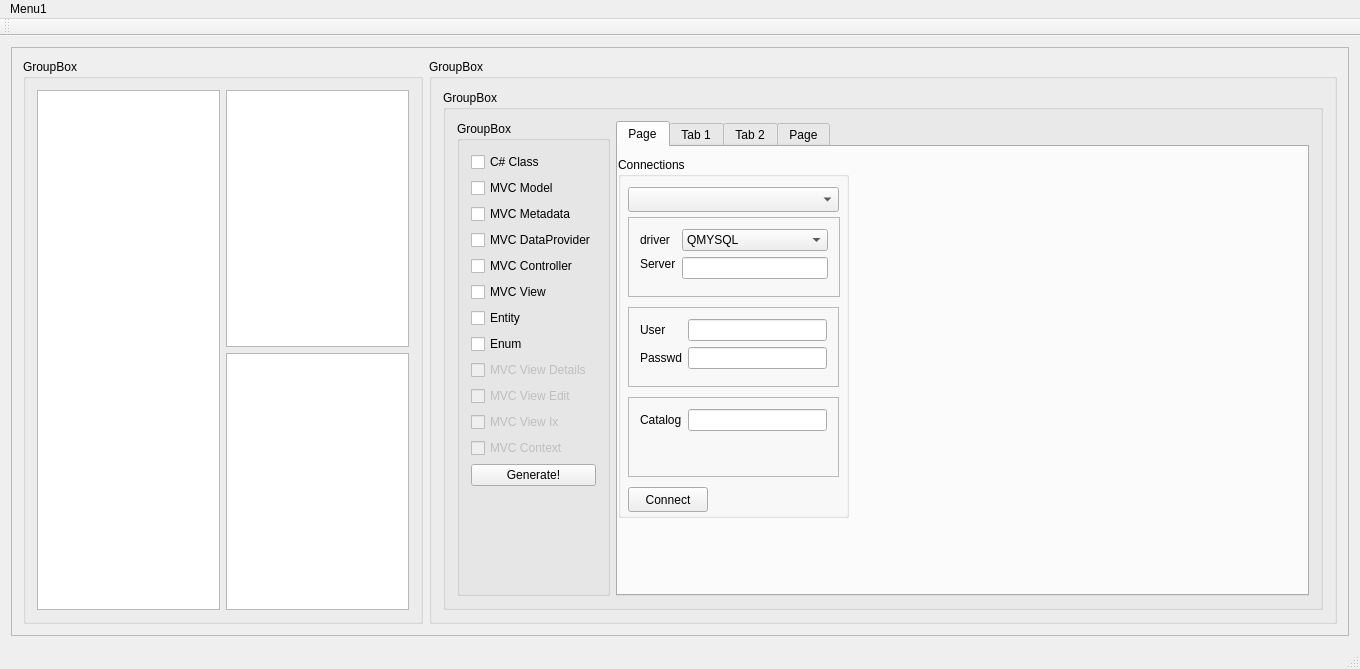
This is retek2.ui in horvathzoltan/retek2 as Qt 5 draws it before an edit. The edited form follows.
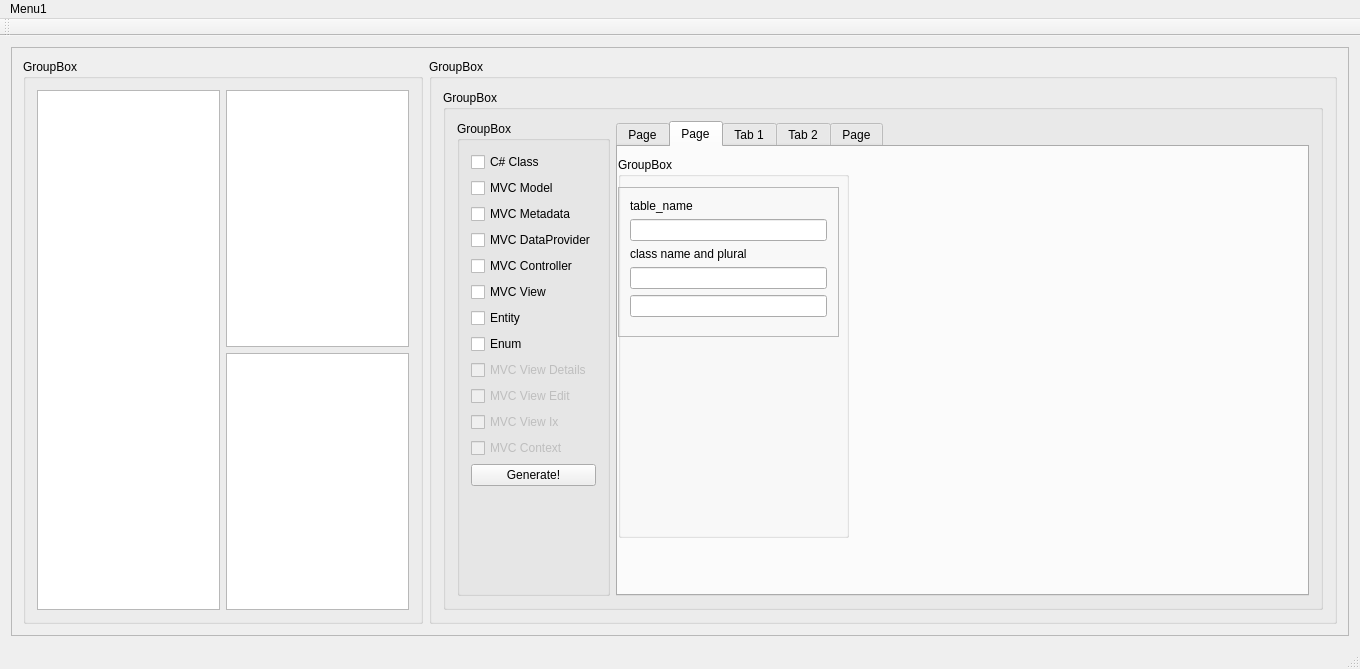
This is the edited form. Icons and pictures are not drawn.

```diff
--- a/retek2.ui
+++ b/retek2.ui
@@ -304,7 +304,7 @@
               <item>
                <widget class="QTabWidget" name="tabWidget">
                 <property name="currentIndex">
-                 <number>0</number>
+                 <number>1</number>
                 </property>
                 <widget class="QWidget" name="tab_4">
                  <attribute name="title">
@@ -526,6 +526,90 @@
                   </widget>
                  </widget>
                 </widget>
+                <widget class="QWidget" name="tab_5">
+                 <attribute name="title">
+                  <string>Page</string>
+                 </attribute>
+                 <widget class="QGroupBox" name="groupBox_7">
+                  <property name="geometry">
+                   <rect>
+                    <x>0</x>
+                    <y>10</y>
+                    <width>231</width>
+                    <height>381</height>
+                   </rect>
+                  </property>
+                  <property name="title">
+                   <string>GroupBox</string>
+                  </property>
+                  <widget class="QFrame" name="frame_5">
+                   <property name="geometry">
+                    <rect>
+                     <x>0</x>
+                     <y>30</y>
+                     <width>221</width>
+                     <height>150</height>
+                    </rect>
+                   </property>
+                   <property name="minimumSize">
+                    <size>
+                     <width>0</width>
+                     <height>80</height>
+                    </size>
+                   </property>
+                   <property name="frameShape">
+                    <enum>QFrame::StyledPanel</enum>
+                   </property>
+                   <property name="frameShadow">
+                    <enum>QFrame::Raised</enum>
+                   </property>
+                   <layout class="QFormLayout" name="formLayout_5">
+                    <item row="1" column="0" colspan="2">
+                     <widget class="QLineEdit" name="lineEdit_tablename"/>
+                    </item>
+                    <item row="0" column="0" colspan="2">
+                     <widget class="QLabel" name="label_4">
+                      <property name="minimumSize">
+                       <size>
+                        <width>0</width>
+                        <height>0</height>
+                       </size>
+                      </property>
+                      <property name="text">
+                       <string>table_name</string>
+                      </property>
+                     </widget>
+                    </item>
+                    <item row="3" column="0" colspan="2">
+                     <widget class="QLineEdit" name="lineEdit_classname">
+                      <property name="sizePolicy">
+                       <sizepolicy hsizetype="Expanding" vsizetype="Fixed">
+                        <horstretch>0</horstretch>
+                        <verstretch>0</verstretch>
+                       </sizepolicy>
+                      </property>
+                     </widget>
+                    </item>
+                    <item row="4" column="0" colspan="2">
+                     <widget class="QLineEdit" name="lineEdit_classname_plural"/>
+                    </item>
+                    <item row="2" column="0" colspan="2">
+                     <widget class="QLabel" name="labelConnstring_2">
+                      <property name="sizePolicy">
+                       <sizepolicy hsizetype="Preferred" vsizetype="Preferred">
+                        <horstretch>0</horstretch>
+                        <verstretch>0</verstretch>
+                       </sizepolicy>
+                      </property>
+                      <property name="text">
+                       <string>class name and plural</string>
+                      </property>
+                     </widget>
+                    </item>
+                   </layout>
+                  </widget>
+                 </widget>
+                </widget>
                 <widget class="QWidget" name="tab">
                  <attribute name="title">
                   <string>Tab 1</string>
```
Left out of the diff: 15 changed lines with no effect on the pictures. Lines whose indentation alone changed are shown as unchanged.
